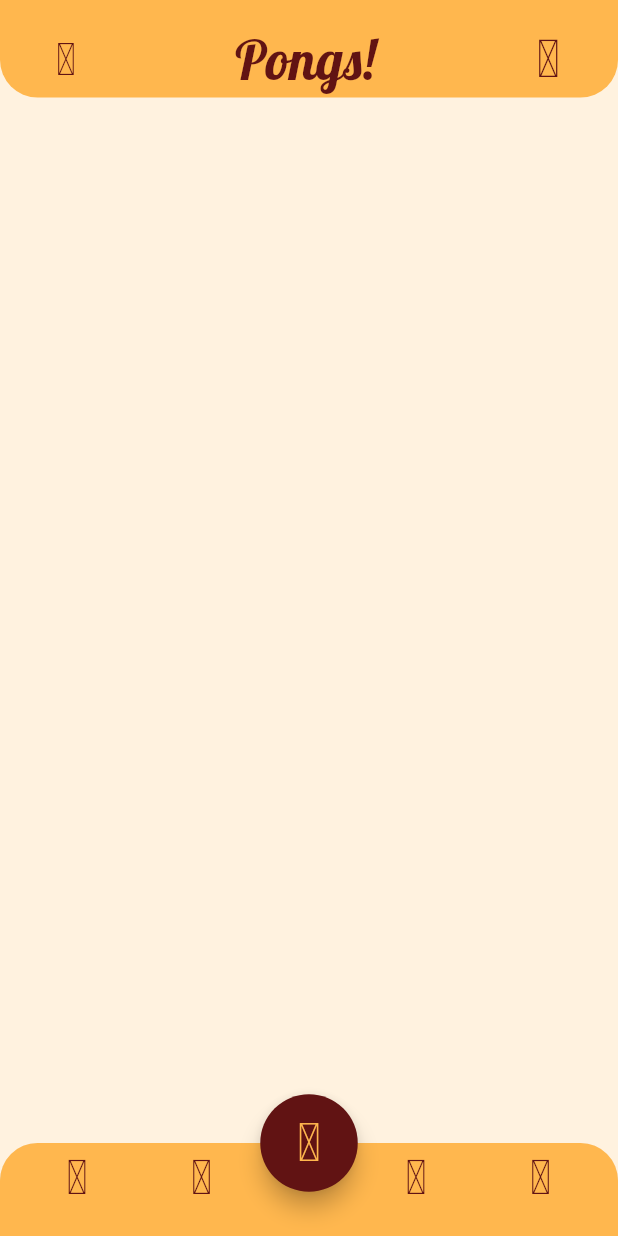
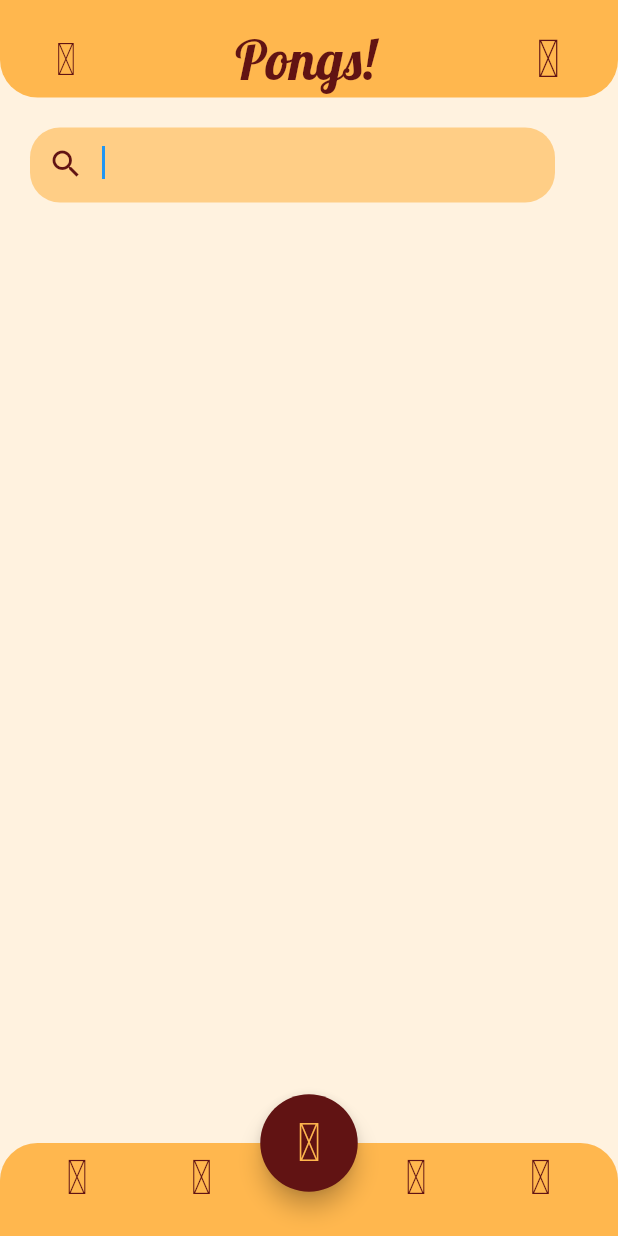
Before and after one commit to hewrique/pongs, a Flutter app: the DashboardView screen opened directly, item 2 of the bottom bar chosen, on a phone screen of 412 x 824 dp. Run offline on Flutter 3.47's test engine with Material 2 defaults, Android fonts, the phone set to English and light mode, and no system bars; our stand-ins replace get_it, google_fonts.

Commit message:
feat(Tela de busca): criação da tela de busca.

```diff
--- a/lib/app/views/search/search_view.dart
+++ b/lib/app/views/search/search_view.dart
@@ -1,4 +1,5 @@
 import 'package:flutter/material.dart';
+import 'package:pongs/app/widgets/search_input/search_input_widget.dart';
 
 class SearchView extends StatefulWidget {
   const SearchView({super.key});
@@ -10,6 +11,8 @@ class SearchView extends StatefulWidget {
 class _SearchViewState extends State<SearchView> {
   @override
   Widget build(BuildContext context) {
-    return Container();
+    return Container(
+      child: SearchInputWidget(),
+    );
   }
 }
--- a/lib/app/views/splash_screen/splash_screen_view.dart
+++ b/lib/app/views/splash_screen/splash_screen_view.dart
@@ -39,9 +39,9 @@ class _SplashScreenViewState extends State<SplashScreenView> {
         decoration: const BoxDecoration(
           color: Color(0xFFFFB74E),
         ),
-        child:  const Column(
+        child: Column(
           mainAxisAlignment: MainAxisAlignment.center,
-          children: [
+          children: const [
             LogoMarca(espacamentoPaddingTop: 10),
             LoadingAnimationWidgetCustom(
               leftDotColor: Color(0xFFFFC928),
--- /dev/null
+++ b/lib/app/widgets/search_input/search_input_widget.dart
@@ -0,0 +1,36 @@
+import 'package:flutter/material.dart';
+
+class SearchInputWidget extends StatelessWidget {
+  const SearchInputWidget({super.key});
+
+  @override
+  Widget build(BuildContext context) {
+    return Column(
+      mainAxisAlignment: MainAxisAlignment.start,
+      children: [
+        Padding(
+          padding: const EdgeInsets.all(20.0),
+          child: Container(
+              width: 350.0,
+              height: 50,
+              decoration: ShapeDecoration(
+                color: const Color(0xFFFFCE86),
+                shape: RoundedRectangleBorder(
+                  borderRadius: BorderRadius.circular(20),
+                ),
+              ),
+              child: TextFormField(
+                autofocus: true,
+                maxLines: 1,
+                style: const TextStyle(
+                    fontFamily: "Poppins", color: Color(0xFF611313)),
+                decoration: const InputDecoration(
+                    border: InputBorder.none,
+                    prefixIcon: Icon(Icons.search),
+                    prefixIconColor: Color(0xFF611313)),
+              )),
+        ),
+      ],
+    );
+  }
+}
--- a/pubspec.yaml
+++ b/pubspec.yaml
@@ -40,6 +40,7 @@ flutter:
   assets:
     - assets/img/logo/
     - assets/img/game_icons/
+    - assets/img/search_magnify/
 
 
   # To add custom fonts to your application, add a fonts section here,
```
Also changed, not shown: lib/app/widgets/card_game_description/card_game_description_widget.dart (+6 -6 lines), assets/img/search_magnify/magnify.png (added), pubspec.lock.
